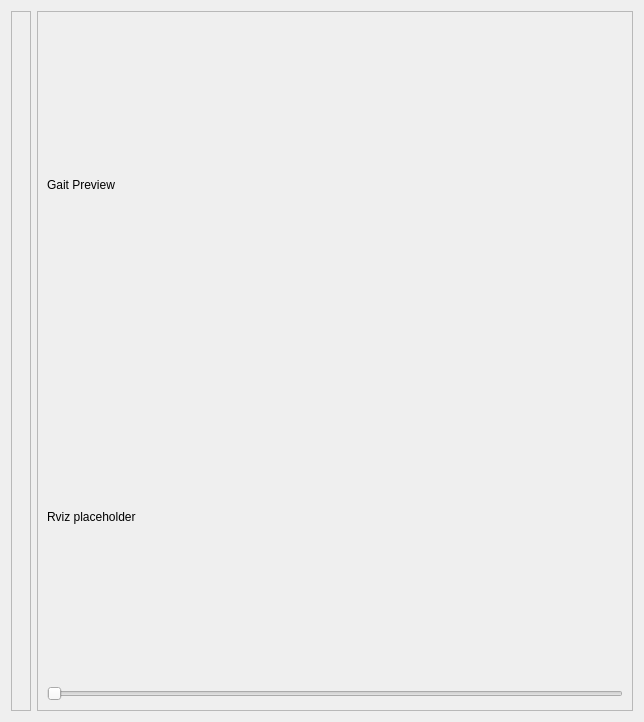
Old version of the form march_rqt_gait_generator/resource/gait_generator.ui in the repository project-march/ProjectMarch.
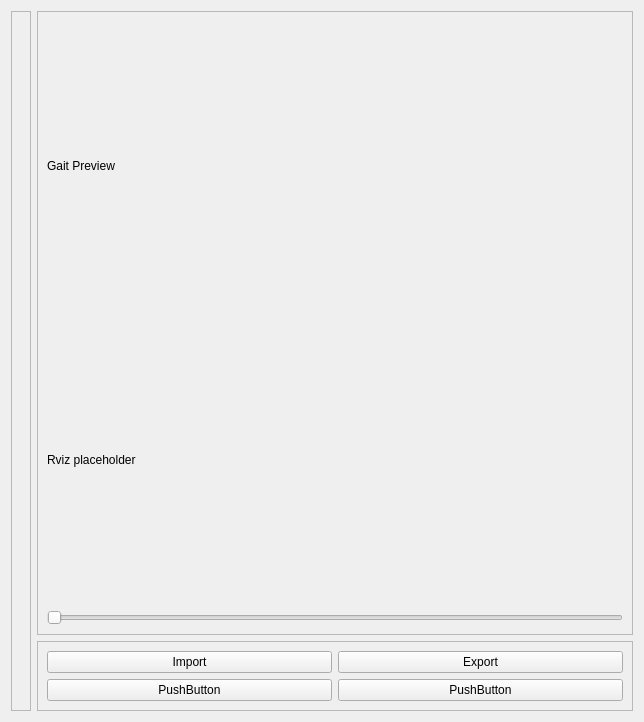
New version of the form.

Commit message: Export gait to JointTrajectoryMessage

The edit to the form file:
```diff
--- a/march_rqt_gait_generator/resource/gait_generator.ui
+++ b/march_rqt_gait_generator/resource/gait_generator.ui
@@ -13,19 +13,8 @@
   <property name="windowTitle">
    <string>Form</string>
   </property>
-  <layout class="QHBoxLayout" name="horizontalLayout_2">
-   <item>
-    <widget class="QFrame" name="JointSettingContainer">
-     <property name="frameShape">
-      <enum>QFrame::StyledPanel</enum>
-     </property>
-     <property name="frameShadow">
-      <enum>QFrame::Raised</enum>
-     </property>
-     <layout class="QGridLayout" name="gridLayout_2"/>
-    </widget>
-   </item>
-   <item>
+  <layout class="QGridLayout" name="gridLayout_3">
+   <item row="0" column="1">
     <widget class="QFrame" name="RvizFrame">
      <property name="sizePolicy">
       <sizepolicy hsizetype="MinimumExpanding" vsizetype="MinimumExpanding">
@@ -70,6 +59,57 @@
      </layout>
     </widget>
    </item>
+   <item row="1" column="1">
+    <widget class="QFrame" name="SettingsFrame">
+     <property name="frameShape">
+      <enum>QFrame::StyledPanel</enum>
+     </property>
+     <property name="frameShadow">
+      <enum>QFrame::Raised</enum>
+     </property>
+     <layout class="QGridLayout" name="gridLayout_4">
+      <item row="0" column="0">
+       <widget class="QPushButton" name="ImportButton">
+        <property name="text">
+         <string>Import</string>
+        </property>
+       </widget>
+      </item>
+      <item row="1" column="0">
+       <widget class="QPushButton" name="PushButton_1">
+        <property name="text">
+         <string>PushButton</string>
+        </property>
+       </widget>
+      </item>
+      <item row="0" column="1">
+       <widget class="QPushButton" name="ExportButton">
+        <property name="text">
+         <string>Export</string>
+        </property>
+       </widget>
+      </item>
+      <item row="1" column="1">
+       <widget class="QPushButton" name="pushButton_4">
+        <property name="text">
+         <string>PushButton</string>
+        </property>
+       </widget>
+      </item>
+     </layout>
+    </widget>
+   </item>
+   <item row="0" column="0" rowspan="2">
+    <widget class="QFrame" name="JointSettingContainer">
+     <property name="frameShape">
+      <enum>QFrame::StyledPanel</enum>
+     </property>
+     <property name="frameShadow">
+      <enum>QFrame::Raised</enum>
+     </property>
+     <layout class="QGridLayout" name="gridLayout_2"/>
+    </widget>
+   </item>
   </layout>
  </widget>
  <resources/>
```
The commit also changes 5 other files.
